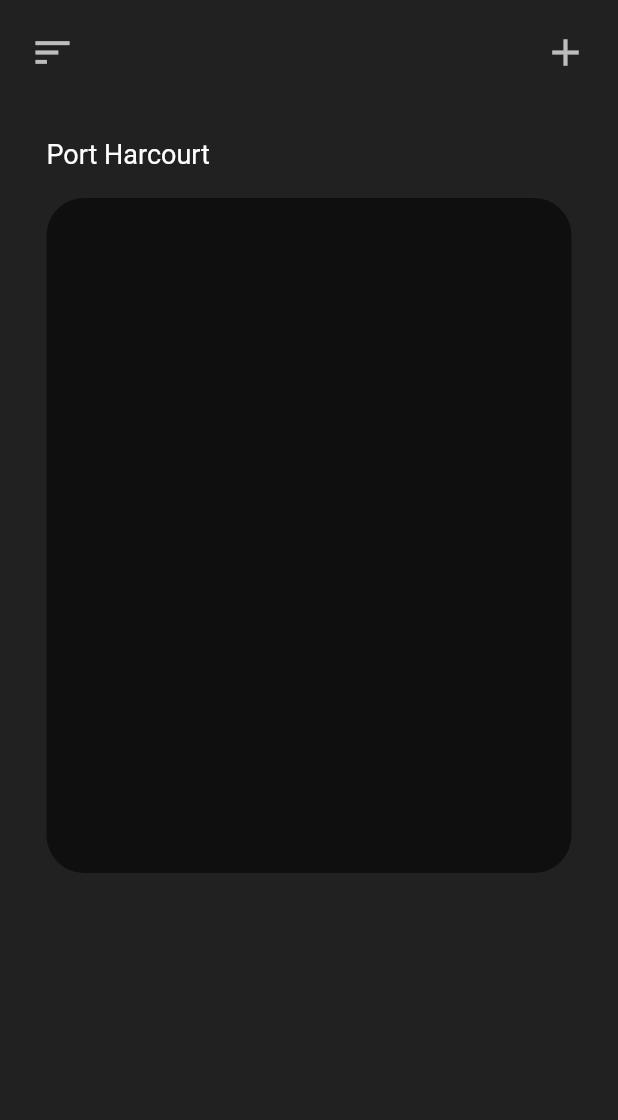
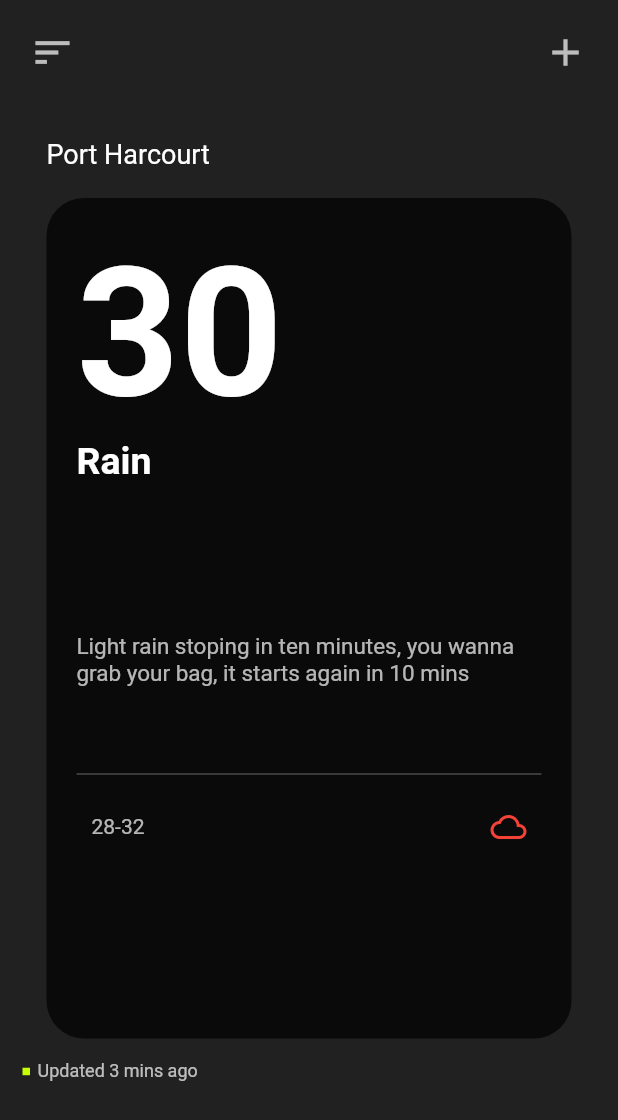
Before and after one commit to Czeach/Tianqi, a Flutter app: the screen it shows after launch, on a phone screen of 412 x 824 dp. Shown: the top 1120 px of the screen. Run offline on Flutter 3.47's test engine with Material 2 defaults, Android fonts, the phone set to English and light mode, and no system bars.

Commit message:
interface done, aside slider

```diff
--- a/lib/screens/loading_screen.dart
+++ b/lib/screens/loading_screen.dart
@@ -40,13 +40,74 @@ class _LoadingScreenState extends State<LoadingScreen> {
             ),
             SizedBox(height: 20.0),
             Container(
-              height: 450,
+              height: MediaQuery.of(context).size.height * 0.68,
               width: 350,
               decoration: BoxDecoration(
-              color: Colors.black54,
-              borderRadius: BorderRadius.circular(25)
+                  color: Colors.black87.withOpacity(0.7),
+                  borderRadius: BorderRadius.circular(25)),
+              child: Stack(
+                children: <Widget>[
+                  Padding(
+                    padding: const EdgeInsets.all(20.0),
+                    child: Column(
+                      crossAxisAlignment: CrossAxisAlignment.start,
+                      children: <Widget>[
+                        Padding(
+                          padding: const EdgeInsets.only(left: 0.0, top: 0.0, bottom: 0.0),
+                          child: Text(
+                            '30',
+                            style: TextStyle(
+                                color: Colors.white,
+                                fontSize: 120,
+                                fontWeight: FontWeight.bold),
+                          ),
+                        ),
+                        Text(
+                          'Rain',
+                          textAlign: TextAlign.left,
+                          style: TextStyle(
+                              fontWeight: FontWeight.bold,
+                              fontSize: 25.0,
+                              color: Colors.white,
+                              ),
+                        ),
+                        SizedBox(height: 100),
+                        Text('Light rain stoping in ten minutes, you wanna grab your bag, it starts again in 10 mins',
+                        style: TextStyle(fontSize: 15, color: Colors.white70),),
+                        SizedBox(height:50),
+                        Divider(color: Colors.white38,),
+                        SizedBox(height:15),
+                        Padding(
+                          padding: const EdgeInsets.only(left:10.0, right:10.0),
+                          child: Row(
+                            mainAxisAlignment: MainAxisAlignment.spaceBetween,
+                            children: <Widget>[
+                              Text('28-32', style:TextStyle(color: Colors.white70),),
+                              Icon(Icons.cloud_queue, color: Colors.red,),
+                            ],
+                          ),
+                        )
+                      ],
+                    ),
+                  )
+                ],
               ),
             ),
+            Padding(
+              padding: const EdgeInsets.all(15.0),
+              child: Row(
+                //mainAxisAlignment: MainAxisAlignment.spaceBetween,
+              children: <Widget>[
+                Container(
+                  height:5,
+                  width:5,
+                  color: Colors.limeAccent[400],
+                ),
+                SizedBox(width:5),
+                Text('Updated 3 mins ago', style: TextStyle(color: Colors.white70, fontSize: 12),),
+              ],
+              ),
+            )
           ],
         ),
       ),
```
